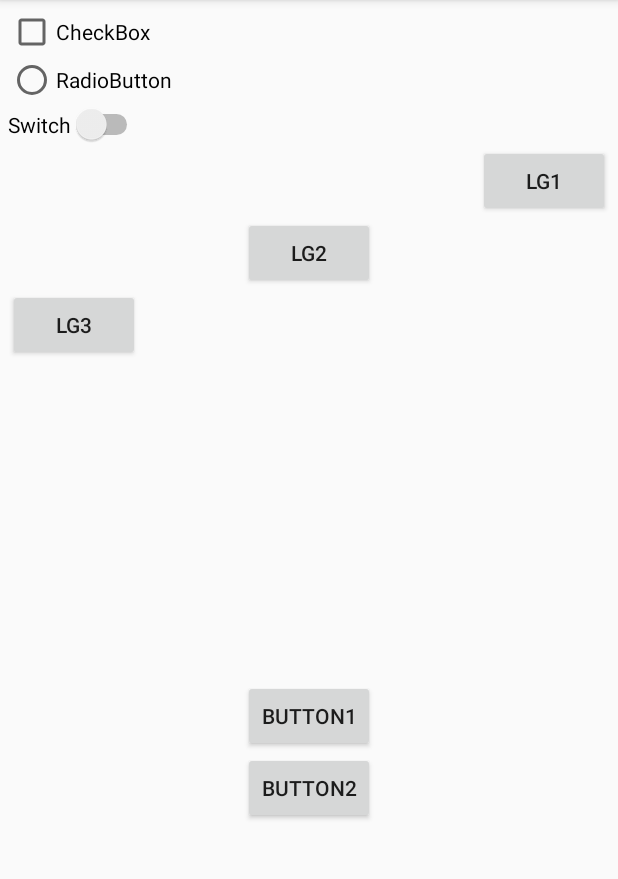
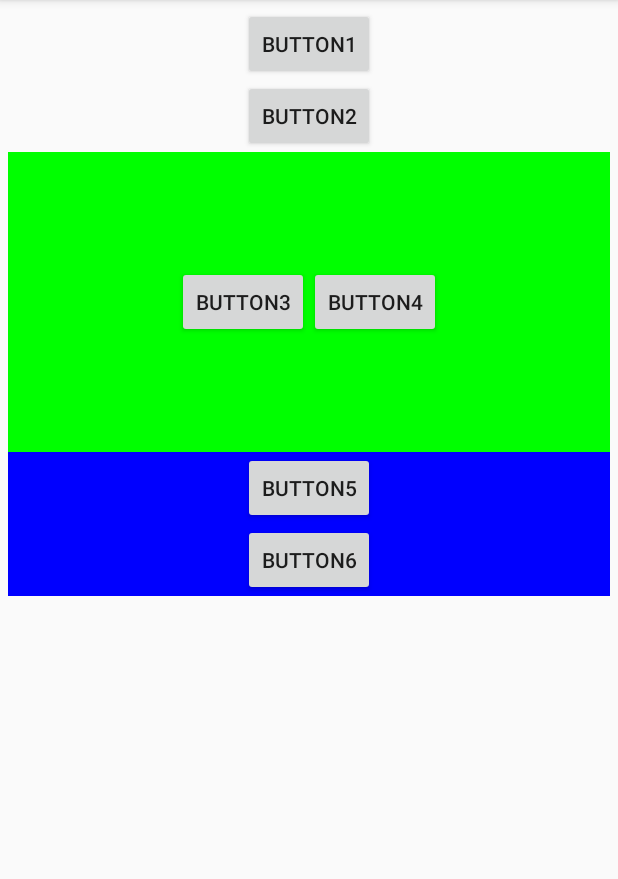
Before and after one commit to xuch2/Lecture, an Android app: the screen it shows after launch (MainActivity), on a phone screen of 412 x 824 dp, the part 84-963 px from its top. Run offline under Robolectric (Android 15) with nearby library versions, the phone set to English and light mode, and no system bars.

Commit message:
20th LinearLayout

```diff
--- a/src/day20_linearlayout/app/src/main/res/layout/activity_main.xml
+++ b/src/day20_linearlayout/app/src/main/res/layout/activity_main.xml
@@ -12,6 +12,23 @@
          gravity 는 물체 배치를 특정 방향으로 지정할 수 있음
          android:gravity="bottom|right" -->
 
+    <LinearLayout
+        android:layout_width="match_parent"
+        android:layout_height="wrap_content"
+        android:gravity="center"
+        android:orientation="vertical">
+
+        <Button
+            android:layout_width="wrap_content"
+            android:layout_height="wrap_content"
+            android:text="Button1"/>
+
+        <Button
+            android:layout_width="wrap_content"
+            android:layout_height="wrap_content"
+            android:text="Button2"/>
+
+        <!--
         <CheckBox
             android:layout_width="wrap_content"
             android:layout_height="wrap_content"
@@ -44,22 +61,45 @@
             android:layout_height="wrap_content"
             android:layout_gravity="left"
             android:text="LG3"/>
+            -->
+
+    </LinearLayout>
 
     <LinearLayout
         android:layout_width="match_parent"
-        android:layout_height="match_parent"
+        android:layout_height="200dp"
+        android:gravity="center"
+        android:background="#00ff00"
+        android:orientation="horizontal">
+
+        <Button
+            android:layout_width="wrap_content"
+            android:layout_height="wrap_content"
+            android:text="Button3"/>
+
+        <Button
+            android:layout_width="wrap_content"
+            android:layout_height="wrap_content"
+            android:text="Button4"/>
+
+    </LinearLayout>
+
+    <LinearLayout
+        android:layout_width="match_parent"
+        android:layout_height="wrap_content"
+        android:background="#0000ff"
         android:gravity="center"
         android:orientation="vertical">
 
         <Button
             android:layout_width="wrap_content"
             android:layout_height="wrap_content"
-            android:text="Button1"/>
+            android:text="Button5"/>
 
         <Button
             android:layout_width="wrap_content"
             android:layout_height="wrap_content"
-            android:text="Button2"/>
+            android:text="Button6"/>
 
     </LinearLayout>
 
```
Lines whose indentation alone changed are shown as unchanged.
